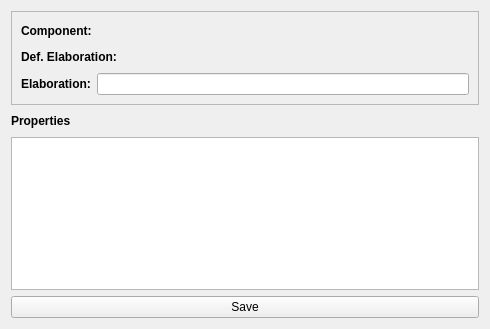
DavidMCerdeira/EL-Configuration-Interface, file editview.ui: the form before one commit.
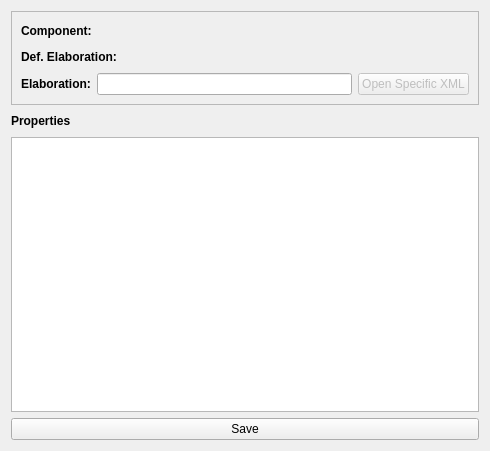
The form after the commit.

```diff
--- a/editview.ui
+++ b/editview.ui
@@ -7,7 +7,7 @@
     <x>0</x>
     <y>0</y>
     <width>490</width>
-    <height>329</height>
+    <height>451</height>
    </rect>
   </property>
   <property name="windowTitle">
@@ -140,6 +140,16 @@
           </property>
          </widget>
         </item>
+        <item>
+         <widget class="QPushButton" name="pushButton_2">
+          <property name="enabled">
+           <bool>false</bool>
+          </property>
+          <property name="text">
+           <string>Open Specific XML</string>
+          </property>
+         </widget>
+        </item>
        </layout>
       </item>
      </layout>
```
Left out of the diff: 6 changed lines with no effect on the pictures.
